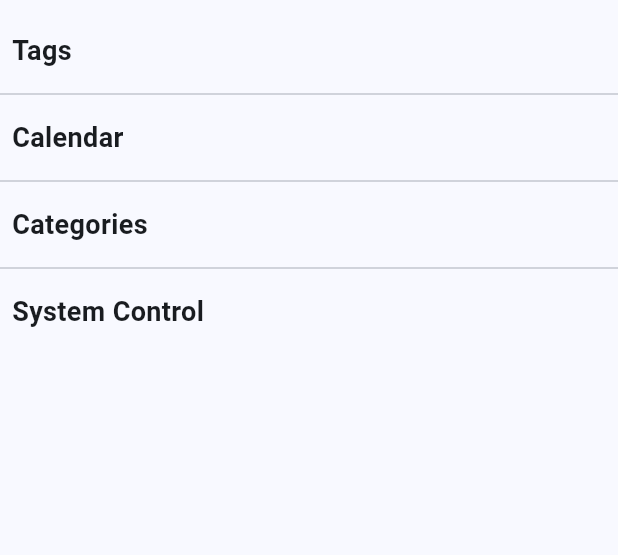
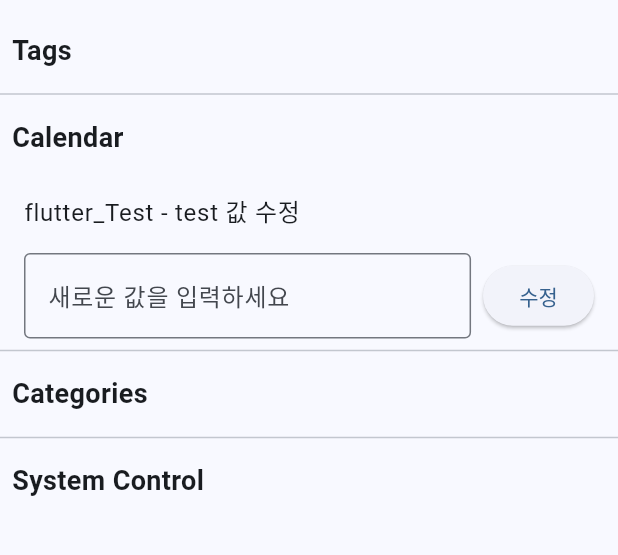
Before and after one commit to jjiiw0n/CAPSTONE_2026, a Flutter app: the screen it shows after launch, on a phone screen of 412 x 824 dp, the part 65-620 px from its top. Run offline on Flutter 3.47's test engine with Material 3 defaults, Android fonts, the phone set to English and light mode, and no system bars; our stand-ins replace cloud_firestore, firebase_core; accounts and stored records are empty; generated files the repository leaves out were written again.

Commit message:
firestore field string write update

```diff
--- a/lib/firestore_service.dart
+++ b/lib/firestore_service.dart
@@ -103,4 +103,11 @@ class FirestoreService {
 
     return result;
   }
+
+  // calendar/flutter_Test 문서의 test 필드 업데이트
+  Future<void> updateCalendarTest(String value) async {
+    await _db.collection(calendarCollection).doc('flutter_Test').update({
+      'test': value,
+    });
+  }
 }
--- a/lib/home_screen.dart
+++ b/lib/home_screen.dart
@@ -10,6 +10,7 @@ class HomeScreen extends StatefulWidget {
 
 class _HomeScreenState extends State<HomeScreen> {
   final FirestoreService _service = FirestoreService();
+  final TextEditingController _testController = TextEditingController();
 
   List<Map<String, dynamic>> _tags = [];
   List<Map<String, dynamic>> _calendar = [];
@@ -20,6 +21,12 @@ class _HomeScreenState extends State<HomeScreen> {
   void initState() {
     super.initState();
     _loadAllData();
+  }
+
+  @override
+  void dispose() {
+    _testController.dispose();
+    super.dispose();
   }
 
   Future<void> _loadAllData() async {
@@ -81,6 +88,36 @@ class _HomeScreenState extends State<HomeScreen> {
                 ],
               );
             }),
+
+            // flutter_Test 문서 수정 UI
+            ListTile(title: const Text('flutter_Test - test 값 수정')),
+            Padding(
+              padding: const EdgeInsets.symmetric(horizontal: 16.0),
+              child: Row(
+                children: [
+                  Expanded(
+                    child: TextField(
+                      controller: _testController,
+                      keyboardType: TextInputType.text,
+                      textInputAction: TextInputAction.done,
+                      decoration: const InputDecoration(
+                        hintText: '새로운 값을 입력하세요',
+                        border: OutlineInputBorder(),
+                      ),
+                    ),
+                  ),
+                  const SizedBox(width: 8),
+                  ElevatedButton(
+                    onPressed: () async {
+                      await _service.updateCalendarTest(_testController.text);
+                      _testController.clear();
+                      await _loadAllData();
+                    },
+                    child: const Text('수정'),
+                  ),
+                ],
+              ),
+            ),
 
             const Divider(),
 
```
